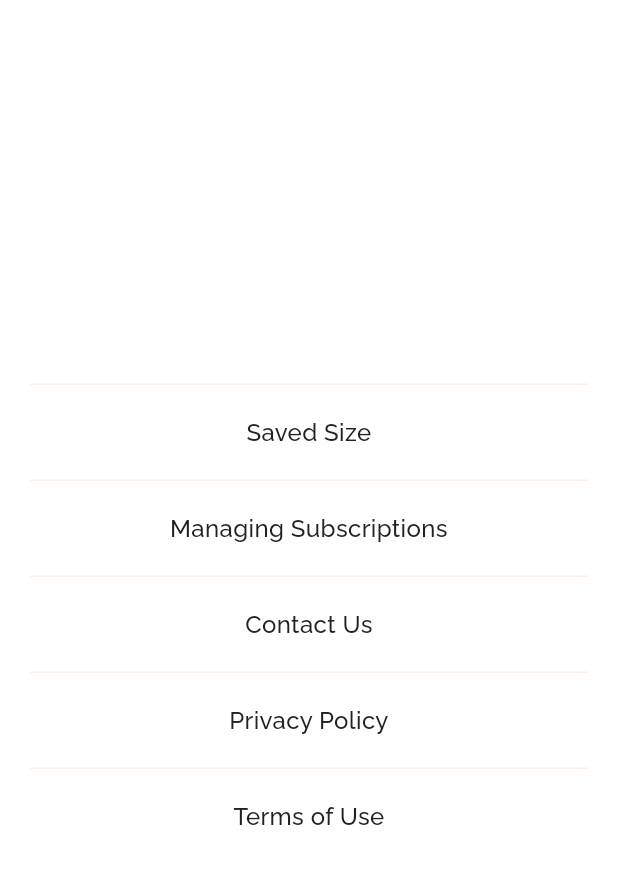
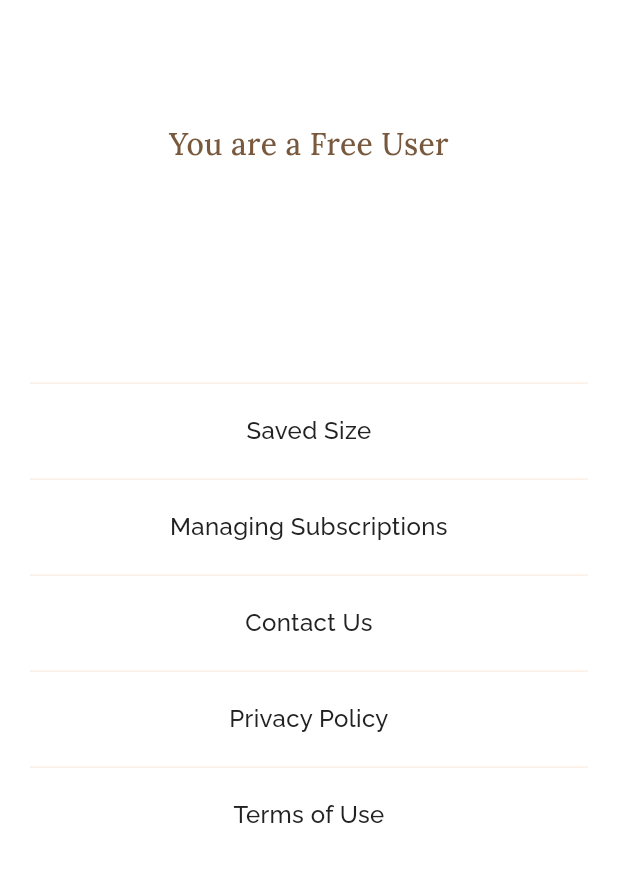
Before and after one commit to s0urav-hald3r/ring_sizer, a Flutter app: the SettingsPage screen opened directly, on a phone screen of 412 x 824 dp, the part 83-967 px from its top. Run offline on Flutter 3.47's test engine with Material 3 defaults, Android fonts, the phone set to English and light mode, and no system bars; our stand-ins replace dotted_border, dropdown_button2, flutter_native_splash, flutter_svg, get, get_storage and 3 more; missing offline and left inert: purchases_flutter; accounts and stored records are empty.

Commit message:
changes done as client requirements

```diff
--- a/lib/config/constants.dart
+++ b/lib/config/constants.dart
@@ -47,6 +47,7 @@ const String storeCountryName = 'storeCountryName';
 const String savedRingSize = 'savedRingSize';
 const String isOnboardingDone = 'isOnboardingDone';
 const String isPremium = 'isPremium';
+const String checkCount = 'checkCount';
 
 // TO DO: add the entitlement ID from the RevenueCat dashboard that is activated upon successful in-app purchase for the duration of the purchase.
 const entitlementID = 'premium_access';
--- a/lib/views/settings_page.dart
+++ b/lib/views/settings_page.dart
@@ -28,23 +28,40 @@ class SettingsPage extends StatelessWidget {
             const SizedBox(height: 10),
             const BackAppBar(title: 'Settings'),
             Expanded(
-              child: Column(
-                  mainAxisAlignment: MainAxisAlignment.center,
-                  children: [
-                    Obx(() {
-                      return menuOption(controller.countryName, () {
+              child: Center(
+                child: Obx(() {
+                  return Text(
+                    controller.ifPremium
+                        ? 'Congratulations 🎉\nYou are Pro User'
+                        : 'You are a Free User',
+                    textAlign: TextAlign.center,
+                    style: GoogleFonts.lora(
+                      fontSize: 20,
+                      fontWeight: FontWeight.w500,
+                      color: secondaryColor,
+                    ),
+                  );
+                }),
+              ),
+            ),
+            Expanded(
+              flex: 3,
+              child: Obx(() {
+                return Column(children: [
+                  menuOption(controller.countryName, () {
                     NavigatorKey.push(const CountryPage());
-                      });
                   }),
                   const Divider(height: 1, color: primaryColor),
                   menuOption('Saved Size', () {
                     NavigatorKey.push(const SaveSizePage());
                   }),
                   const Divider(height: 1, color: primaryColor),
+                  if (!controller.ifPremium) ...[
                     menuOption('Managing Subscriptions', () {
                       NavigatorKey.push(const PremiumPage());
                     }),
                     const Divider(height: 1, color: primaryColor),
+                  ],
                   menuOption('Contact Us', () async {
                     Uri uri = Uri.parse(support);
                     if (!await launchUrl(
@@ -74,7 +91,8 @@ class SettingsPage extends StatelessWidget {
                       throw Exception('Could not launch $uri');
                     }
                   }),
-                  ]),
+                ]);
+              }),
             )
           ]),
         ),
```
Also changed, not shown: lib/components/menu_appbar.dart (+11 -2 lines), lib/controllers/settings_controller.dart (+20 -0 lines), lib/country_data.dart (+5 -5 lines), lib/views/finger_sizer_page.dart (+10 -0 lines), lib/views/premium_page.dart (+70 -6 lines), lib/views/ring_sizer_page.dart (+13 -0 lines), 1 other file. Lines whose indentation alone changed are shown as unchanged.
